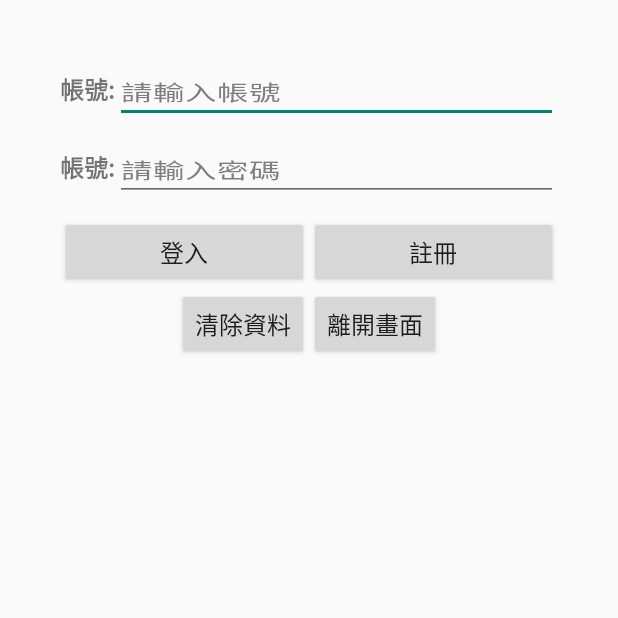
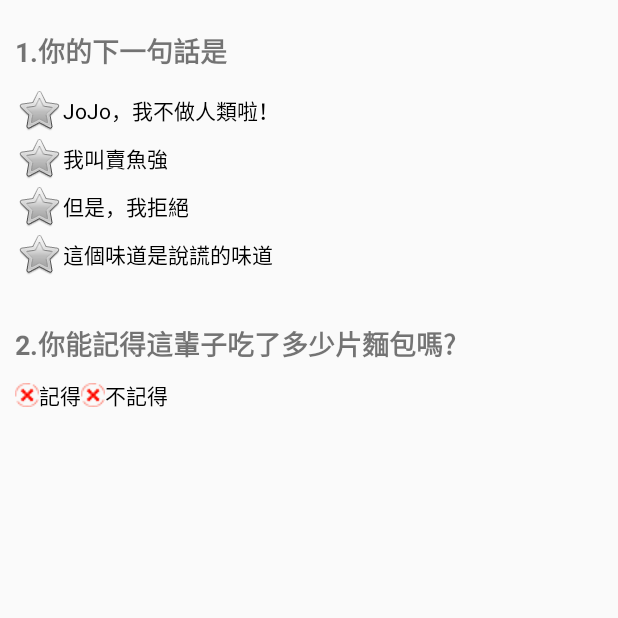
Before and after one commit to cv33301/APP-, an Android app: the screen it shows after launch (MainActivity), on a phone screen of 412 x 824 dp, the top half of it. Run offline under Robolectric (Android 15) with nearby library versions, the phone set to English and light mode, and no system bars.

Commit message:
no message

```diff
--- a/app/src/main/java/com/example/application1/MainActivity.java
+++ b/app/src/main/java/com/example/application1/MainActivity.java
@@ -15,8 +15,8 @@ public class MainActivity extends AppCompatActivity {
         super.onCreate(savedInstanceState);
         EdgeToEdge.enable(this);
           //setContentView(R.layout.activity_main);
-          //setContentView(R.layout.activity_button2);
-          setContentView(R.layout.activity_edittext2);
+          setContentView(R.layout.activity_radiobutton2);
+          //setContentView(R.layout.activity_edittext);
 //        ViewCompat.setOnApplyWindowInsetsListener(findViewById(R.id.main), (v, insets) -> {
 //            Insets systemBars = insets.getInsets(WindowInsetsCompat.Type.systemBars());
 //            v.setPadding(systemBars.left, systemBars.top, systemBars.right, systemBars.bottom);
--- /dev/null
+++ b/app/src/main/res/drawable/checkbox_checked_android.xml
@@ -0,0 +1,6 @@
+<?xml version="1.0" encoding="utf-8"?>
+<selector xmlns:android="http://schemas.android.com/apk/res/android">
+    <item android:state_checked="true"
+        android:drawable="@android:drawable/btn_star_big_on"/>
+    <item android:drawable="@android:drawable/btn_star_big_off"/>
+</selector>
--- /dev/null
+++ b/app/src/main/res/drawable/checkbox_checked_png.xml
@@ -0,0 +1,6 @@
+<?xml version="1.0" encoding="utf-8"?>
+<selector xmlns:android="http://schemas.android.com/apk/res/android">
+    <item android:state_checked="true"
+        android:drawable="@drawable/btn_03"/>
+    <item android:drawable="@drawable/btn_04"/>
+</selector>
--- a/app/src/main/res/layout/activity_edittext.xml
+++ b/app/src/main/res/layout/activity_edittext.xml
@@ -32,7 +32,7 @@
             android:inputType="text"
             android:textScaleX="1"
             android:typeface="monospace"
-            android:maxLines="1"/>
+            android:background="@drawable/edittext_frame"/>
 
     </LinearLayout>
 
@@ -60,7 +60,8 @@
             android:textColor="#009688"
             android:textColorHint="#9E9E9E"
             android:textColorHighlight="#FFEB3B"
-            android:inputType="text"/>
+            android:inputType="text"
+            android:background="@drawable/edittext_frame"/>
 
     </LinearLayout>
 
--- a/app/src/main/res/layout/activity_edittext2.xml
+++ b/app/src/main/res/layout/activity_edittext2.xml
@@ -14,7 +14,7 @@
         android:orientation="horizontal">
 
         <TextView
-            android:id="@+id/textView3"
+            android:id="@+id/textView1"
             android:layout_width="wrap_content"
             android:layout_height="wrap_content"
             android:text="帳號:"
@@ -22,7 +22,7 @@
             android:textStyle="bold" />
 
         <EditText
-            android:id="@+id/editTextText"
+            android:id="@+id/editTextText1"
             android:layout_width="match_parent"
             android:layout_height="wrap_content"
             android:ems="10"
@@ -44,7 +44,7 @@
         android:orientation="horizontal">
 
         <TextView
-            android:id="@+id/textView3"
+            android:id="@+id/textView2"
             android:layout_width="wrap_content"
             android:layout_height="wrap_content"
             android:text="帳號:"
@@ -52,7 +52,7 @@
             android:textStyle="bold" />
 
         <EditText
-            android:id="@+id/editTextText"
+            android:id="@+id/editTextText2"
             android:layout_width="match_parent"
             android:layout_height="wrap_content"
             android:layout_weight="1"
@@ -75,7 +75,7 @@
         android:orientation="horizontal">
 
         <Button
-            android:id="@+id/button7"
+            android:id="@+id/button1"
             android:layout_width="wrap_content"
             android:layout_height="wrap_content"
             android:layout_weight="1"
@@ -83,7 +83,7 @@
             android:textSize="16sp" />
 
         <Button
-            android:id="@+id/button7"
+            android:id="@+id/button2"
             android:layout_width="wrap_content"
             android:layout_height="wrap_content"
             android:layout_weight="1"
@@ -98,14 +98,14 @@
         android:orientation="horizontal">
 
         <Button
-            android:id="@+id/button7"
+            android:id="@+id/button3"
             android:layout_width="wrap_content"
             android:layout_height="wrap_content"
             android:text="清除資料"
             android:textSize="16sp" />
 
         <Button
-            android:id="@+id/button7"
+            android:id="@+id/button4"
             android:layout_width="wrap_content"
             android:layout_height="wrap_content"
             android:text="離開畫面"
--- /dev/null
+++ b/app/src/main/res/layout/activity_radiobutton2.xml
@@ -0,0 +1,83 @@
+<?xml version="1.0" encoding="utf-8"?>
+<LinearLayout xmlns:android="http://schemas.android.com/apk/res/android"
+    android:layout_width="match_parent"
+    android:layout_height="match_parent"
+    android:orientation="vertical">
+
+
+    <TextView
+        android:id="@+id/textView4"
+        android:layout_width="wrap_content"
+        android:layout_height="wrap_content"
+        android:layout_marginLeft="10dp"
+        android:layout_marginTop="20dp"
+        android:text="1.你的下一句話是"
+        android:textSize="18sp"
+        android:textStyle="bold" />
+
+    <RadioGroup
+        android:layout_width="match_parent"
+        android:layout_height="wrap_content"
+        android:layout_margin="10dp">
+
+        <RadioButton
+            android:id="@+id/radioButton"
+            android:layout_width="wrap_content"
+            android:layout_height="wrap_content"
+            android:button="@drawable/checkbox_checked_android"
+            android:text="JoJo，我不做人類啦！" />
+
+        <RadioButton
+            android:id="@+id/radioButton2"
+            android:layout_width="wrap_content"
+            android:layout_height="wrap_content"
+            android:button="@drawable/checkbox_checked_android"
+            android:text="我叫賣魚強" />
+
+        <RadioButton
+            android:id="@+id/radioButton3"
+            android:layout_width="wrap_content"
+            android:layout_height="wrap_content"
+            android:button="@drawable/checkbox_checked_android"
+            android:text="但是，我拒絕" />
+
+        <RadioButton
+            android:id="@+id/radioButton4"
+            android:layout_width="wrap_content"
+            android:layout_height="wrap_content"
+            android:button="@drawable/checkbox_checked_android"
+            android:text="這個味道是說謊的味道" />
+
+    </RadioGroup>
+
+    <TextView
+        android:id="@+id/textView5"
+        android:layout_width="wrap_content"
+        android:layout_height="wrap_content"
+        android:layout_marginLeft="10dp"
+        android:layout_marginTop="20dp"
+        android:text="2.你能記得這輩子吃了多少片麵包嗎?"
+        android:textSize="18sp"
+        android:textStyle="bold" />
+
+    <RadioGroup
+        android:layout_width="match_parent"
+        android:layout_height="wrap_content"
+        android:layout_margin="10dp"
+        android:orientation="horizontal">
+
+        <RadioButton
+            android:id="@+id/radioButton5"
+            android:layout_width="wrap_content"
+            android:layout_height="wrap_content"
+            android:button="@drawable/checkbox_checked_png"
+            android:text="記得" />
+
+        <RadioButton
+            android:id="@+id/radioButton6"
+            android:layout_width="wrap_content"
+            android:layout_height="wrap_content"
+            android:button="@drawable/checkbox_checked_png"
+            android:text="不記得" />
+    </RadioGroup>
+</LinearLayout>
```
Also changed, not shown: app/src/main/res/drawable/edittext_frame.xml (added, +18 -0 lines), app/src/main/res/layout/activity_checkbox.xml (added, +93 -0 lines), app/src/main/res/layout/activity_checkbox2.xml (added, +72 -0 lines), app/src/main/res/layout/activity_main.xml (+38 -11 lines), app/src/main/res/layout/activity_radiobutton.xml (added, +70 -0 lines), app/src/main/res/drawable/btn_01.png (added), app/src/main/res/drawable/btn_02.png (added), app/src/main/res/drawable/btn_03.png (added), app/src/main/res/drawable/btn_04.png (added).
